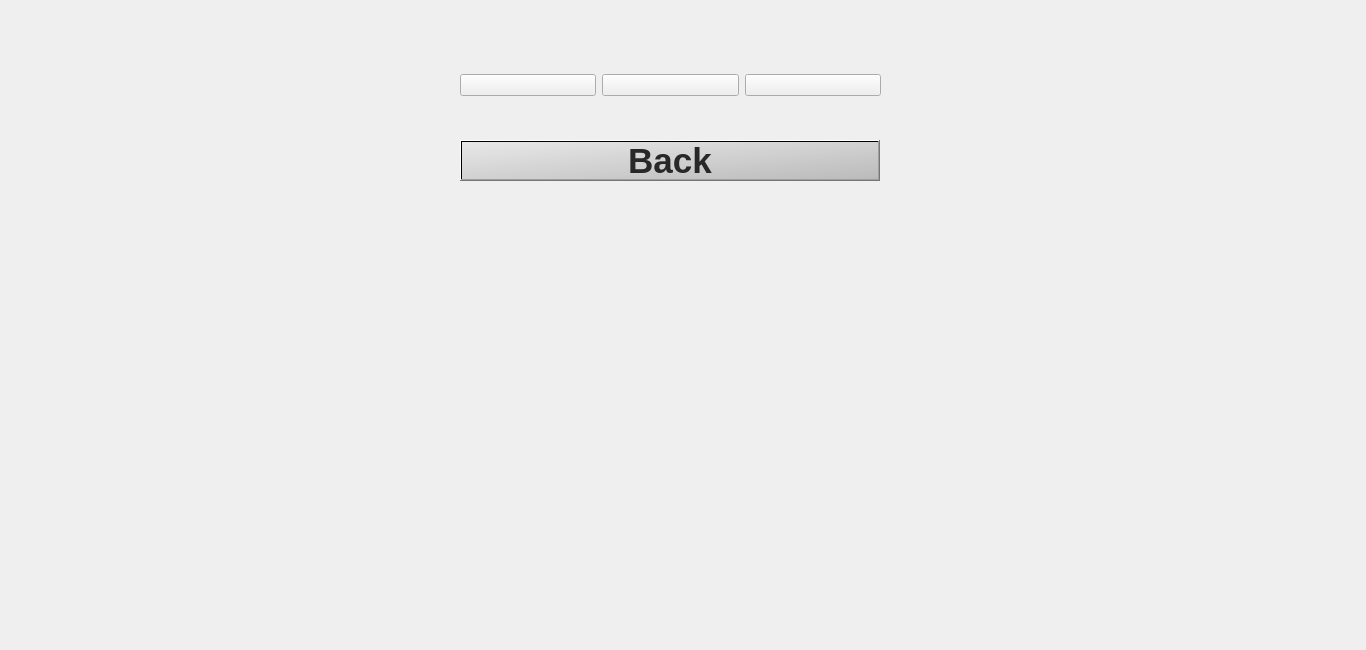
Before: the Qt Designer form public_announcement.ui in gurpartap007/qtmop, drawn with Qt 5.
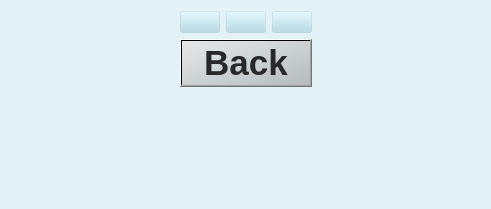
After: the same form once the commit is applied. Icons and pictures are not drawn.

What changed in the file:
```diff
--- a/public_announcement.ui
+++ b/public_announcement.ui
@@ -6,22 +6,105 @@
    <rect>
     <x>0</x>
     <y>0</y>
-    <width>1366</width>
-    <height>650</height>
+    <width>491</width>
+    <height>209</height>
    </rect>
   </property>
   <property name="windowTitle">
    <string>Form</string>
   </property>
+  <property name="styleSheet">
+   <string notr="true">background-color: rgba(173, 216, 230,50);
+</string>
+  </property>
+  <layout class="QHBoxLayout" name="horizontalLayout_2">
+   <item>
+    <spacer name="horizontalSpacer">
+     <property name="orientation">
+      <enum>Qt::Horizontal</enum>
+     </property>
+     <property name="sizeHint" stdset="0">
+      <size>
+       <width>40</width>
+       <height>20</height>
+      </size>
+     </property>
+    </spacer>
+   </item>
+   <item>
+    <layout class="QVBoxLayout" name="verticalLayout">
+     <item>
+      <layout class="QHBoxLayout" name="horizontalLayout">
+       <item>
+        <widget class="QPushButton" name="start_announcement">
+         <property name="styleSheet">
+          <string notr="true">QPushButton:pressed{background-color: rgb(157, 255, 157); }
+QPushButton{background-color: qlineargradient(spread:pad, x1:0.5, y0.8:0, x2:1, y1:0, stop:0 rgba(240, 240, 240, 150), stop:1 rgba(255, 255, 255, 255));}
+</string>
+         </property>
+         <property name="text">
+          <string/>
+         </property>
+         <property name="icon">
+          <iconset resource="icons.qrc">
+           <normaloff>:/images/start_announce.png</normaloff>:/images/start_announce.png</iconset>
+         </property>
+         <property name="iconSize">
+          <size>
+           <width>80</width>
+           <height>80</height>
+          </size>
+         </property>
+        </widget>
+       </item>
+       <item>
+        <widget class="QPushButton" name="pause_announcement">
+         <property name="styleSheet">
+          <string notr="true">QPushButton:pressed{background-color: rgb(157, 255, 157); }
+QPushButton{background-color: qlineargradient(spread:pad, x1:0.5, y0.8:0, x2:1, y1:0, stop:0 rgba(240, 240, 240, 150), stop:1 rgba(255, 255, 255, 255));}
+</string>
+         </property>
+         <property name="text">
+          <string/>
+         </property>
+         <property name="icon">
+          <iconset>
+           <normaloff>../../Pictures/images/hold_call.png</normaloff>../../Pictures/images/hold_call.png</iconset>
+         </property>
+         <property name="iconSize">
+          <size>
+           <width>80</width>
+           <height>80</height>
+          </size>
+         </property>
+        </widget>
+       </item>
+       <item>
+        <widget class="QPushButton" name="end_announcement">
+         <property name="styleSheet">
+          <string notr="true">QPushButton:pressed{background-color: rgb(255, 192, 192); }
+QPushButton{background-color: qlineargradient(spread:pad, x1:0.5, y0.8:0, x2:1, y1:0, stop:0 rgba(240, 240, 240, 150), stop:1 rgba(255, 255, 255, 255));}
+</string>
+         </property>
+         <property name="text">
+          <string/>
+         </property>
+         <property name="icon">
+          <iconset>
+           <normaloff>../../Pictures/images/stop1.png</normaloff>../../Pictures/images/stop1.png</iconset>
+         </property>
+         <property name="iconSize">
+          <size>
+           <width>80</width>
+           <height>80</height>
+          </size>
+         </property>
+        </widget>
+       </item>
+      </layout>
+     </item>
+     <item>
   <widget class="QPushButton" name="announcement_back_button">
-   <property name="geometry">
-    <rect>
-     <x>460</x>
-     <y>140</y>
-     <width>420</width>
-     <height>41</height>
-    </rect>
-   </property>
    <property name="font">
     <font>
      <pointsize>26</pointsize>
@@ -40,69 +123,36 @@
     <string>Back</string>
    </property>
   </widget>
-  <widget class="QWidget" name="layoutWidget">
-   <property name="geometry">
-    <rect>
-     <x>460</x>
-     <y>30</y>
-     <width>421</width>
-     <height>111</height>
-    </rect>
-   </property>
-   <layout class="QHBoxLayout" name="horizontalLayout">
-    <item>
-     <widget class="QPushButton" name="start_announcement">
-      <property name="text">
-       <string/>
-      </property>
-      <property name="icon">
-       <iconset resource="icons.qrc">
-        <normaloff>:/images/start_announce.png</normaloff>:/images/start_announce.png</iconset>
-      </property>
-      <property name="iconSize">
-       <size>
-        <width>80</width>
-        <height>80</height>
-       </size>
-      </property>
-     </widget>
     </item>
     <item>
-     <widget class="QPushButton" name="pause_announcement">
-      <property name="text">
-       <string/>
-      </property>
-      <property name="icon">
-       <iconset>
-        <normaloff>../../Pictures/images/hold_call.png</normaloff>../../Pictures/images/hold_call.png</iconset>
-      </property>
-      <property name="iconSize">
+      <spacer name="verticalSpacer">
+       <property name="orientation">
+        <enum>Qt::Vertical</enum>
+       </property>
+       <property name="sizeHint" stdset="0">
        <size>
-        <width>80</width>
-        <height>80</height>
-       </size>
-      </property>
-     </widget>
-    </item>
+         <width>20</width>
+         <height>40</height>
+        </size>
+       </property>
+      </spacer>
+     </item>
+    </layout>
+   </item>
     <item>
-     <widget class="QPushButton" name="end_announcement">
-      <property name="text">
-       <string/>
-      </property>
-      <property name="icon">
-       <iconset>
-        <normaloff>../../Pictures/images/stop1.png</normaloff>../../Pictures/images/stop1.png</iconset>
-      </property>
-      <property name="iconSize">
+    <spacer name="horizontalSpacer_2">
+     <property name="orientation">
+      <enum>Qt::Horizontal</enum>
+     </property>
+     <property name="sizeHint" stdset="0">
        <size>
-        <width>80</width>
-        <height>80</height>
-       </size>
-      </property>
-     </widget>
-    </item>
-   </layout>
-  </widget>
+       <width>40</width>
+       <height>20</height>
+      </size>
+     </property>
+    </spacer>
+   </item>
+  </layout>
  </widget>
  <resources>
   <include location="icons.qrc"/>
```
Lines whose indentation alone changed are shown as unchanged.
